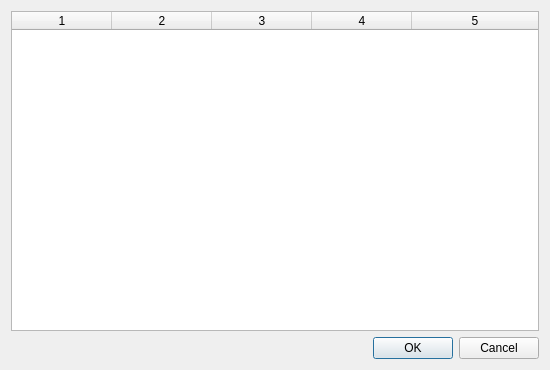
Before: the Qt Designer form src/gui/HHModelDlg.ui in CompEphys-team/stdpc, drawn with Qt 5.
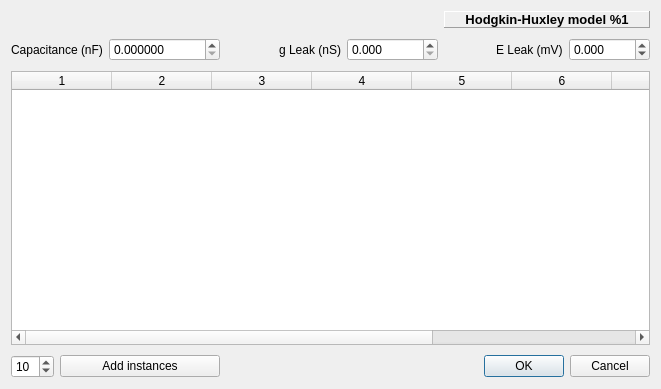
After: the same form once the commit is applied.

Commit message:
Folded (HH) model dialog into DaqTable
The colocation of models and DAQ devices is perhaps a little strange,
but it does make a kind of sense... and it means I don't need an even
higher window, or a tabbed interface.

Diff of the .ui file:
```diff
--- a/src/gui/HHModelDlg.ui
+++ b/src/gui/HHModelDlg.ui
@@ -6,18 +6,166 @@
    <rect>
     <x>0</x>
     <y>0</y>
-    <width>550</width>
-    <height>370</height>
+    <width>661</width>
+    <height>389</height>
    </rect>
   </property>
   <property name="windowTitle">
    <string>HH Models</string>
   </property>
   <layout class="QGridLayout" name="gridLayout">
-   <item row="0" column="0">
+   <property name="verticalSpacing">
+    <number>10</number>
+   </property>
+   <item row="0" column="6" colspan="3">
+    <widget class="QLabel" name="titleLabel">
+     <property name="enabled">
+      <bool>true</bool>
+     </property>
+     <property name="font">
+      <font>
+       <pointsize>10</pointsize>
+       <weight>75</weight>
+       <bold>true</bold>
+      </font>
+     </property>
+     <property name="autoFillBackground">
+      <bool>false</bool>
+     </property>
+     <property name="styleSheet">
+      <string/>
+     </property>
+     <property name="frameShape">
+      <enum>QFrame::Panel</enum>
+     </property>
+     <property name="frameShadow">
+      <enum>QFrame::Raised</enum>
+     </property>
+     <property name="lineWidth">
+      <number>1</number>
+     </property>
+     <property name="midLineWidth">
+      <number>0</number>
+     </property>
+     <property name="text">
+      <string>Hodgkin-Huxley model %1</string>
+     </property>
+     <property name="alignment">
+      <set>Qt::AlignCenter</set>
+     </property>
+    </widget>
+   </item>
+   <item row="1" column="0" colspan="2">
+    <widget class="QLabel" name="label_3">
+     <property name="text">
+      <string>Capacitance (nF)</string>
+     </property>
+    </widget>
+   </item>
+   <item row="1" column="2">
+    <widget class="QDoubleSpinBox" name="C">
+     <property name="minimumSize">
+      <size>
+       <width>81</width>
+       <height>0</height>
+      </size>
+     </property>
+     <property name="decimals">
+      <number>6</number>
+     </property>
+     <property name="maximum">
+      <double>1000000.000000000000000</double>
+     </property>
+    </widget>
+   </item>
+   <item row="1" column="3">
+    <spacer name="horizontalSpacer">
+     <property name="orientation">
+      <enum>Qt::Horizontal</enum>
+     </property>
+     <property name="sizeHint" stdset="0">
+      <size>
+       <width>40</width>
+       <height>20</height>
+      </size>
+     </property>
+    </spacer>
+   </item>
+   <item row="1" column="4">
+    <widget class="QLabel" name="label_2">
+     <property name="text">
+      <string>g Leak (nS)</string>
+     </property>
+    </widget>
+   </item>
+   <item row="1" column="5">
+    <widget class="QDoubleSpinBox" name="gLeak">
+     <property name="minimumSize">
+      <size>
+       <width>81</width>
+       <height>0</height>
+      </size>
+     </property>
+     <property name="decimals">
+      <number>3</number>
+     </property>
+     <property name="maximum">
+      <double>1000000000.000000000000000</double>
+     </property>
+    </widget>
+   </item>
+   <item row="1" column="6">
+    <spacer name="horizontalSpacer_2">
+     <property name="orientation">
+      <enum>Qt::Horizontal</enum>
+     </property>
+     <property name="sizeHint" stdset="0">
+      <size>
+       <width>40</width>
+       <height>20</height>
+      </size>
+     </property>
+    </spacer>
+   </item>
+   <item row="1" column="7">
+    <widget class="QLabel" name="label">
+     <property name="text">
+      <string>E Leak (mV)</string>
+     </property>
+    </widget>
+   </item>
+   <item row="1" column="8">
+    <widget class="QDoubleSpinBox" name="ELeak">
+     <property name="minimumSize">
+      <size>
+       <width>81</width>
+       <height>0</height>
+      </size>
+     </property>
+     <property name="maximumSize">
+      <size>
+       <width>16777215</width>
+       <height>16777215</height>
+      </size>
+     </property>
+     <property name="decimals">
+      <number>3</number>
+     </property>
+     <property name="minimum">
+      <double>-1000.000000000000000</double>
+     </property>
+     <property name="maximum">
+      <double>1000.000000000000000</double>
+     </property>
+    </widget>
+   </item>
+   <item row="2" column="0" colspan="9">
     <widget class="QTableWidget" name="table">
+     <property name="alternatingRowColors">
+      <bool>true</bool>
+     </property>
      <property name="columnCount">
-      <number>5</number>
+      <number>9</number>
      </property>
      <attribute name="horizontalHeaderHighlightSections">
       <bool>false</bool>
@@ -33,9 +181,30 @@
      <column/>
      <column/>
      <column/>
+     <column/>
+     <column/>
+     <column/>
+     <column/>
     </widget>
    </item>
-   <item row="1" column="0">
+   <item row="3" column="0">
+    <widget class="QSpinBox" name="addNumber">
+     <property name="minimum">
+      <number>1</number>
+     </property>
+     <property name="value">
+      <number>10</number>
+     </property>
+    </widget>
+   </item>
+   <item row="3" column="1" colspan="2">
+    <widget class="QPushButton" name="addButton">
+     <property name="text">
+      <string>Add instances</string>
+     </property>
+    </widget>
+   </item>
+   <item row="3" column="6" colspan="3">
     <widget class="QDialogButtonBox" name="buttonBox">
      <property name="orientation">
       <enum>Qt::Horizontal</enum>
```
Left out of the diff: 5 changed lines with no effect on the pictures. The commit also changes 12 other files.
